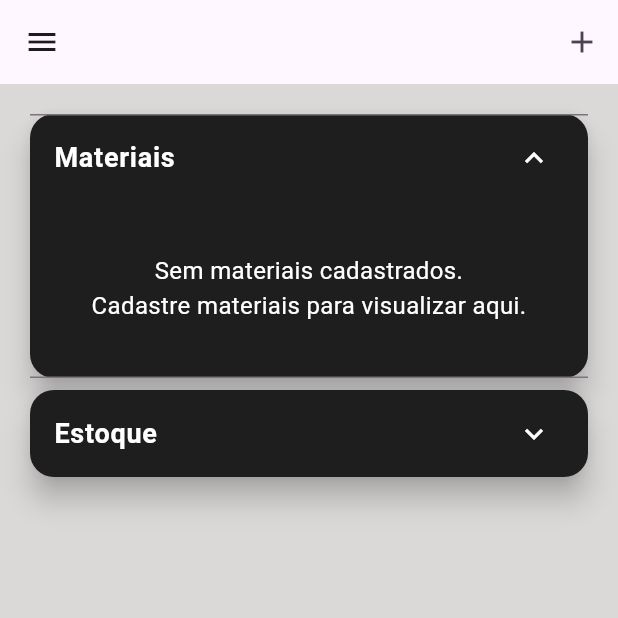
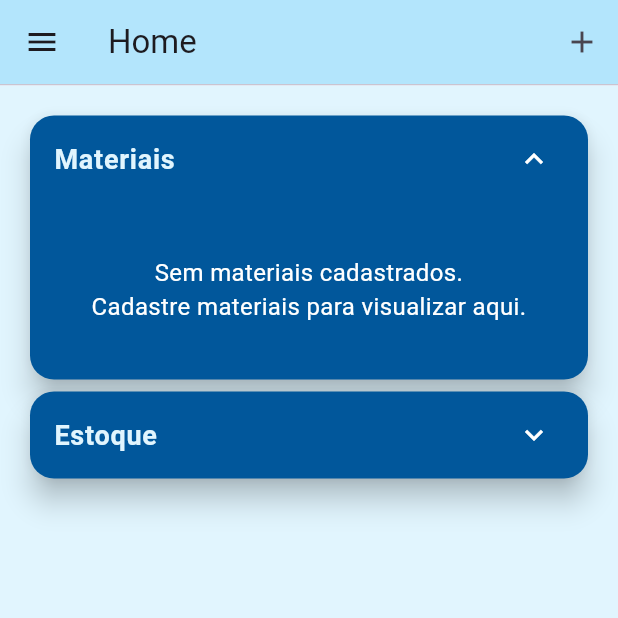
Before and after one commit to TempestTH/Sistema-de_Gerenciamento_Empresarial-Flutter., a Flutter app: the screen it shows after launch, after a tap on "Materiais", on a phone screen of 412 x 824 dp, the top half of it. Run offline on Flutter 3.47's test engine with Material 3 defaults, Android fonts, the phone set to English and light mode, and no system bars; our stand-ins replace data_table_2, supabase_flutter; accounts and stored records are empty.

Commit message:
Mudança de desing

```diff
--- a/lib/Control/main.dart
+++ b/lib/Control/main.dart
@@ -5,6 +5,7 @@ import 'package:supabase_flutter/supabase_flutter.dart';
 void main() async {
   WidgetsFlutterBinding.ensureInitialized();
 
+
   await Supabase.initialize(
     url: 'https://rfqbxnigjmxfjinhlqbh.supabase.co',
     anonKey: 'sb_publishable_Bk_XyPzUNyef3Qm1ye7p0A_aYpBsuCZ',
--- a/lib/Control/my_app.dart
+++ b/lib/Control/my_app.dart
@@ -3,6 +3,7 @@ import 'package:projeto_elifone/Control/app_controller.dart';
 import 'package:projeto_elifone/pages/HomePage.dart';
 import 'package:flutter_localizations/flutter_localizations.dart';
 import 'package:projeto_elifone/pages/menuRodape.dart';
+import 'package:projeto_elifone/Control/route_observer.dart';
 
 class MyApp extends StatelessWidget {
   @override
@@ -11,11 +12,12 @@ class MyApp extends StatelessWidget {
       animation: AppController.instance,
       builder: (context, child) {
         return MaterialApp(
+          navigatorObservers: [routeObserver],
           debugShowCheckedModeBanner: false,
           initialRoute: 'rodape',
           routes: {
             'HomePage': (context) => MyHomePage(),
-            'rodape': (context) => MenuRodape()
+            'rodape': (context) => MenuRodape(),
           },
           localizationsDelegates: [
             GlobalWidgetsLocalizations.delegate,
--- /dev/null
+++ b/lib/Control/route_observer.dart
@@ -0,0 +1,4 @@
+import 'package:flutter/material.dart';
+
+final RouteObserver<ModalRoute<void>> routeObserver =
+    RouteObserver<ModalRoute<void>>();
--- a/lib/pages/HomePage.dart
+++ b/lib/pages/HomePage.dart
@@ -52,7 +52,7 @@ class _MyHomePageState extends State<MyHomePage> {
   @override
   Widget build(BuildContext context) {
     return Scaffold(
-      backgroundColor: const Color.fromARGB(255, 219, 216, 216),
+      backgroundColor: const Color(0xFFE1F5FE),
 
       body: loading
           ? const Center(child: CircularProgressIndicator())
@@ -62,17 +62,24 @@ class _MyHomePageState extends State<MyHomePage> {
                 child: Column(
                   children: [
                     Card(
-                      color: const Color(0xFF1E1E1E),
+                      clipBehavior: Clip.antiAlias,
+                      color: const Color(0xFF01579B),
                       shape: RoundedRectangleBorder(
                         borderRadius: BorderRadius.circular(16),
                       ),
                       elevation: 8,
 
+                      child: Theme(
+                        data: Theme.of(context).copyWith(
+                          hoverColor: Color(0xFF0277BD),
+                          dividerColor:
+                              Colors.transparent, // 🚫 remove as linhas
+                        ),
                         child: ExpansionTile(
                           title: const Text(
                             "Materiais",
                             style: TextStyle(
-                            color: Colors.white,
+                              color: Color(0xFFE1F5FE),
                               fontSize: 18,
                               fontWeight: FontWeight.bold,
                             ),
@@ -102,18 +109,25 @@ class _MyHomePageState extends State<MyHomePage> {
                           ],
                         ),
                       ),
+                    ),
                     Card(
-                      color: const Color(0xFF1E1E1E),
+                      color: const Color(0xFF01579B),
                       shape: RoundedRectangleBorder(
                         borderRadius: BorderRadius.circular(16),
                       ),
                       elevation: 8,
-
+                      clipBehavior: Clip.antiAlias,
+                      child: Theme(
+                        data: Theme.of(context).copyWith(
+                          hoverColor: Color(0xFF0277BD),
+                          dividerColor:
+                              Colors.transparent, // 🚫 remove as linhas
+                        ),
                         child: ExpansionTile(
                           title: const Text(
                             "Estoque",
                             style: TextStyle(
-                            color: Colors.white,
+                              color: Color(0xFFE1F5FE),
                               fontSize: 18,
                               fontWeight: FontWeight.bold,
                             ),
@@ -143,6 +157,7 @@ class _MyHomePageState extends State<MyHomePage> {
                           ],
                         ),
                       ),
+                    ),
                   ],
                 ),
               ),
--- a/lib/pages/adicionarEstoque.dart
+++ b/lib/pages/adicionarEstoque.dart
@@ -1,11 +1,14 @@
 import 'package:flutter/material.dart';
+import 'package:projeto_elifone/Control/route_observer.dart';
 import 'package:projeto_elifone/model/estoque_model.dart';
 import 'package:projeto_elifone/services/supabase_material_service.dart';
 import 'package:projeto_elifone/services/supabase_estoque_service.dart';
+import 'package:projeto_elifone/widgets/modal_quantidade_material.dart';
 
 class AdicionarEstoquePage extends StatefulWidget {
   final bool Entrada;
   final bool Saida;
+
   const AdicionarEstoquePage({
     super.key,
     required this.Entrada,
@@ -16,16 +19,18 @@ class AdicionarEstoquePage extends StatefulWidget {
   State<AdicionarEstoquePage> createState() => _AdicionarEstoquePageState();
 }
 
-class _AdicionarEstoquePageState extends State<AdicionarEstoquePage> {
+class _AdicionarEstoquePageState extends State<AdicionarEstoquePage>
+    with RouteAware {
   final SupabaseMaterialService materialService = SupabaseMaterialService();
   final SupabaseEstoqueService estoqueService = SupabaseEstoqueService();
 
   List<dynamic> materiais = [];
   List<dynamic> materiaisFiltrados = [];
+  List<dynamic> materiaisSelecionados = [];
 
-  dynamic materialSelecionado;
+  Map<int, TextEditingController> quantidadesPorMaterial = {};
+
   final TextEditingController buscaController = TextEditingController();
-  final TextEditingController quantidadeController = TextEditingController();
 
   bool loading = true;
   bool salvando = false;
@@ -36,42 +41,86 @@ class _AdicionarEstoquePageState extends State<AdicionarEstoquePage> {
     carregarMateriais();
   }
 
+  @override
+  void didChangeDependencies() {
+    super.didChangeDependencies();
+    routeObserver.subscribe(this, ModalRoute.of(context)!);
+  }
+
+  // 🔥 SEMPRE que voltar para esta tela
+  @override
+  void didPopNext() {
+    carregarMateriais();
+  }
+
+  @override
+  void dispose() {
+    routeObserver.unsubscribe(this);
+    buscaController.dispose();
+    for (final controller in quantidadesPorMaterial.values) {
+      controller.dispose();
+    }
+    super.dispose();
+  }
+
   Future<void> carregarMateriais() async {
-    try {
     final data = await materialService.listar();
     setState(() {
       materiais = data;
       materiaisFiltrados = data;
       loading = false;
     });
-    } catch (e) {
-      loading = false;
-    }
   }
 
   void filtrarMateriais(String value) {
     setState(() {
       materiaisFiltrados = materiais.where((m) {
-        final nome = m.nome.toString().toLowerCase();
-        return nome.contains(value.toLowerCase());
+        return m.nome.toLowerCase().contains(value.toLowerCase());
       }).toList();
     });
   }
 
-  Future<void> salvar() async {
-    if (materialSelecionado == null) return;
-    if (quantidadeController.text.isEmpty) return;
+  void toggleMaterial(dynamic material) {
+    setState(() {
+      if (materiaisSelecionados.contains(material)) {
+        materiaisSelecionados.remove(material);
+        quantidadesPorMaterial.remove(material.id);
+      } else {
+        materiaisSelecionados.add(material);
+        quantidadesPorMaterial[material.id] = TextEditingController();
+      }
+    });
+  }
 
+  void abrirModalConfirmacao() {
+    if (materiaisSelecionados.isEmpty) return;
+
+    showDialog(
+      context: context,
+      barrierDismissible: false,
+      builder: (_) => ModalQuantidadeMaterial(
+        materiaisSelecionados: materiaisSelecionados,
+        controllers: quantidadesPorMaterial,
+        carregando: salvando,
+        onConfirmar: confirmarAlteracoes,
+      ),
+    );
+  }
+
+  Future<void> confirmarAlteracoes() async {
     setState(() => salvando = true);
 
-    final int materialId = materialSelecionado.id;
-    final int quantidade = int.parse(quantidadeController.text);
+    try {
+      for (var material in materiaisSelecionados) {
+        final controller = quantidadesPorMaterial[material.id]!;
+        if (controller.text.isEmpty) continue;
 
-    try {
-      // 1️⃣ Inserir no estoque
+        final int quantidade = int.parse(controller.text);
+        final int quantidadeAtual = material.quantidade ?? 0;
+
         await estoqueService.inserir(
           EstoqueModel(
-          idMaterial: materialId,
+            idMaterial: material.id,
             quantidade: quantidade,
             entrada: widget.Entrada,
             saida: widget.Saida,
@@ -79,122 +128,87 @@ class _AdicionarEstoquePageState extends State<AdicionarEstoquePage> {
           ),
         );
 
-      // 2️⃣ Atualizar quantidade do material
-      final int novoTotal;
-      final int quantidadeAtual = materialSelecionado.quantidade ?? 0;
-      if (widget.Entrada) {
-        novoTotal = quantidadeAtual + quantidade;
-      } else {
-        novoTotal = quantidadeAtual - quantidade;
+        final int novoTotal = widget.Entrada
+            ? quantidadeAtual + quantidade
+            : quantidadeAtual - quantidade;
+
+        await materialService.atualizarQuantidade(material.id, novoTotal);
       }
-      await materialService.atualizarQuantidade(
-        materialId,
-        novoTotal, // ✅ CORRETO
-      );
-      // Mostra a mensagem de sucesso
+
+      Navigator.pop(context);
+
       ScaffoldMessenger.of(context).showSnackBar(
         SnackBar(
           content: Text(
             widget.Entrada
-                ? "Entrada adicionada com sucesso!"
-                : "Saída adicionada com sucesso!",
+                ? "Entradas adicionadas com sucesso!"
+                : "Saídas adicionadas com sucesso!",
           ),
-          duration: const Duration(seconds: 2),
         ),
       );
 
-      // Limpa os campos
-      quantidadeController.clear();
-      setState(() {
-        materialSelecionado = null;
-      });
+      materiaisSelecionados.clear();
+      quantidadesPorMaterial.clear();
 
-      // Recarrega a lista de materiais
       carregarMateriais();
-      salvando = false;
-    } catch (e) {
+    } finally {
       setState(() => salvando = false);
-      ScaffoldMessenger.of(context).showSnackBar(
-        SnackBar(
-          content: Text('Erro inesperado'),
-          duration: const Duration(seconds: 2),
-        ),
-      );
     }
   }
 
   @override
   Widget build(BuildContext context) {
     return Scaffold(
-      appBar: AppBar(title: const Text("Adicionar ao Estoque")),
+      backgroundColor: const Color(0xFFE1F5FE),
       body: loading
           ? const Center(child: CircularProgressIndicator())
           : Padding(
               padding: const EdgeInsets.all(16),
               child: Column(
-                crossAxisAlignment: CrossAxisAlignment.start,
                 children: [
-                  const Text("Pesquisar Material"),
                   TextField(
-                    controller: buscaController,
                     onChanged: filtrarMateriais,
                     decoration: const InputDecoration(
-                      hintText: "Digite o nome do material...",
+                      prefixIcon: Icon(Icons.search),
+                      hintText: "Pesquisar material...",
                     ),
                   ),
+                  const SizedBox(height: 16),
+                  Expanded(
+                    child: Container(
+                      decoration: BoxDecoration(
+                        color: const Color(0xFF01579B),
+                        borderRadius: BorderRadius.circular(16),
+                      ),
+                      child: ListView.builder(
+                        itemCount: materiaisFiltrados.length,
+                        itemBuilder: (_, index) {
+                          final material = materiaisFiltrados[index];
+                          final selecionado = materiaisSelecionados.contains(
+                            material,
+                          );
 
-                  const SizedBox(height: 16),
-
-                  Expanded(
-                    child: materiaisFiltrados.isEmpty
-                        ? const Center(
-                            child: Text("Nenhum material encontrado"),
-                          )
-                        : ListView.builder(
-                            itemCount: materiaisFiltrados.length,
-                            itemBuilder: (context, index) {
-                              final item = materiaisFiltrados[index];
-                              return ListTile(
-                                title: Text(item.nome),
-                                selectedTileColor: Colors.grey.shade300,
-                                subtitle: Text(
-                                  "Quantidade atual: ${item.quantidade ?? 0}",
+                          return CheckboxListTile(
+                            value: selecionado,
+                            onChanged: (_) => toggleMaterial(material),
+                            title: Text(
+                              material.nome,
+                              style: const TextStyle(color: Colors.white),
                             ),
-                                selected: materialSelecionado?.id == item.id,
-                                onTap: () {
-                                  setState(() {
-                                    materialSelecionado = item;
-                                  });
-                                },
+                            controlAffinity: ListTileControlAffinity.trailing,
                           );
                         },
                       ),
                     ),
-
-                  const SizedBox(height: 10),
-                  const Text("Quantidade a adicionar"),
-                  TextField(
-                    controller: quantidadeController,
-                    keyboardType: TextInputType.number,
-                    decoration: const InputDecoration(hintText: "Ex: 10"),
                   ),
-
-                  const SizedBox(height: 20),
-
+                  const SizedBox(height: 16),
                   SizedBox(
                     width: double.infinity,
                     child: ElevatedButton(
-                      onPressed: salvando ? null : salvar,
-                      child: salvando
-                          ? SizedBox(
-                              height: 20,
-                              width: 20,
-                              child: CircularProgressIndicator(
-                                color: Colors.white, // deixa visível no botão
-                                strokeWidth: 2,
-                              ),
-                            )
-                          : const Text("Salvar"),
+                      onPressed: materiaisSelecionados.isEmpty || salvando
+                          ? null
+                          : abrirModalConfirmacao,
+                      child: const Text("Adicionar"),
                     ),
                   ),
                 ],
--- a/lib/pages/menuRodape.dart
+++ b/lib/pages/menuRodape.dart
@@ -13,12 +13,17 @@ class MenuRodape extends StatefulWidget {
 class _MenuRodapeState extends State<MenuRodape> {
   int _op = 0;
   bool _expandMaterial = false;
-
+  final List<String> pageTitles = [
+    'Home',
+    'Entrada de Material',
+    'Saída de Material',
+    'Adicionar Material',
+  ];
   final List<Widget> pages = const [
     MyHomePage(),
     AdicionarEstoquePage(Entrada: true, Saida: false),
     AdicionarEstoquePage(Entrada: false, Saida: true),
-    AdicionarMaterialPage()
+    AdicionarMaterialPage(),
   ];
 
   @override
@@ -26,10 +31,13 @@ class _MenuRodapeState extends State<MenuRodape> {
     final bool isMobile = MediaQuery.of(context).size.width < 800;
 
     return Scaffold(
-      appBar: AppBar(
+      appBar: !isMobile
+          ? null
+          : AppBar(
+              backgroundColor: Color(0xFFB3E5FC),
               title: isMobile
-            ? const SizedBox() // sem título no mobile
-            : const Text('Elifone'),
+                  ? Text(pageTitles[_op]) // sem título no mobile
+                  : const SizedBox(),
 
               // Ícone só no mobile
               actions: isMobile
@@ -58,12 +66,41 @@ class _MenuRodapeState extends State<MenuRodape> {
           if (!isMobile)
             Container(
               width: 260,
-              color: Colors.grey.shade100,
+              color: Colors.lightBlue[200],
               child: _menuContent(isDrawer: false),
             ),
 
           Expanded(
+            child: Column(
+              crossAxisAlignment: CrossAxisAlignment.start,
+              children: [
+                // TÍTULO DA PÁGINA
+                isMobile
+                    ? SizedBox()
+                    : Container(
+                        width: double.infinity,
+                        padding: const EdgeInsets.symmetric(
+                          horizontal: 16,
+                          vertical: 20,
+                        ),
+                        color: const Color(0xFFB3E5FC), // mesma cor da AppBar
+                        child: Text(
+                          pageTitles[_op],
+                          style: const TextStyle(
+                            fontSize: 24,
+                            color: Colors.black87,
+                          ),
+                        ),
+                      ),
+
+                const Divider(height: 1),
+
+                // CONTEÚDO DA PÁGINA
+                Expanded(
                   child: IndexedStack(index: _op, children: pages),
+                ),
+              ],
+            ),
           ),
         ],
       ),
@@ -79,7 +116,7 @@ class _MenuRodapeState extends State<MenuRodape> {
         const Padding(
           padding: EdgeInsets.all(16),
           child: Text(
-            'Menu',
+            'Elifone',
             style: TextStyle(fontSize: 22, fontWeight: FontWeight.bold),
           ),
         ),
@@ -93,20 +130,65 @@ class _MenuRodapeState extends State<MenuRodape> {
   }
 
   Widget _menuItem(IconData icon, String title, int index, bool isDrawer) {
-    return ListTile(
-      leading: Icon(icon),
-      title: Text(title),
-      selected: _op == index,
+    final bool selecionado = _op == index;
+    return _menuWrapper(
+      child: Container(
+        decoration: BoxDecoration(
+          color: selecionado
+              ? const Color(0xFFB3E5FC) // cor quando selecionado
+              : Colors.transparent,
+          borderRadius: BorderRadius.circular(12),
+        ),
+        child: ListTile(
+          leading: Icon(
+            icon,
+            color: selecionado ? const Color(0xFF0D47A1) : null,
+          ),
+          title: Text(
+            title,
+            style: TextStyle(
+              color: selecionado ? const Color(0xFF0D47A1) : null,
+              fontWeight: selecionado ? FontWeight.w600 : FontWeight.normal,
+            ),
+          ),
           onTap: () {
             setState(() => _op = index);
             if (isDrawer) Navigator.pop(context);
           },
+        ),
+      ),
     );
   }
 
   Widget _submenuMaterial(bool isDrawer, String text) {
-    return ExpansionTile(
-      leading: const Icon(Icons.settings),
+    final bool materialSelecionado = (_op == 1 || _op == 2 || _op == 3);
+    final bool destacarMaterial = materialSelecionado && !_expandMaterial;
+    return _menuWrapper(
+      child: Container(
+        decoration: BoxDecoration(
+          color: destacarMaterial
+              ? const Color(0xFFB3E5FC)
+              : Colors.transparent,
+          border: Border.all(
+            color: _expandMaterial
+                ? const Color(0xFF0D47A1)
+                : Colors.transparent,
+          ),
+          borderRadius: BorderRadius.circular(12),
+        ),
+        child: Theme(
+          data: Theme.of(context).copyWith(
+            dividerColor: Colors.transparent, // 🚫 remove as linhas
+          ),
+          child: ExpansionTile(
+            backgroundColor: Colors.transparent,
+            collapsedBackgroundColor: Colors.transparent,
+            tilePadding: const EdgeInsets.symmetric(horizontal: 16),
+            childrenPadding: const EdgeInsets.only(bottom: 8),
+            leading: Icon(
+              Icons.settings,
+              color: _expandMaterial ? const Color(0xFF0D47A1) : null,
+            ),
             title: Text(text),
             initiallyExpanded: _expandMaterial,
             onExpansionChanged: (value) {
@@ -117,19 +199,48 @@ class _MenuRodapeState extends State<MenuRodape> {
               _submenuItem('Saida', 2, isDrawer, Icons.output),
               _submenuItem('Adicionar', 3, isDrawer, Icons.add),
             ],
+          ),
+        ),
+      ),
     );
   }
 
   Widget _submenuItem(String title, int index, bool isDrawer, IconData icon) {
-    return ListTile(
-      leading: Icon(icon),
-      contentPadding: const EdgeInsets.only(left: 72),
-      title: Text(title),
-      selected: _op == index,
+    final bool selecionado = _op == index;
+    return _menuWrapper(
+      child: Container(
+        decoration: BoxDecoration(
+          color: selecionado
+              ? const Color(0xFFB3E5FC) // cor quando selecionado
+              : Colors.transparent,
+          borderRadius: BorderRadius.circular(12),
+        ),
+        child: ListTile(
+          contentPadding: const EdgeInsets.only(left: 32),
+          leading: Icon(
+            icon,
+            color: selecionado ? const Color(0xFF0D47A1) : null,
+          ),
+          title: Text(
+            title,
+            style: TextStyle(
+              color: selecionado ? const Color(0xFF0D47A1) : null,
+              fontWeight: selecionado ? FontWeight.w600 : FontWeight.normal,
+            ),
+          ),
           onTap: () {
             setState(() => _op = index);
             if (isDrawer) Navigator.pop(context);
           },
+        ),
+      ),
+    );
+  }
+
+  Widget _menuWrapper({required Widget child}) {
+    return Padding(
+      padding: const EdgeInsets.symmetric(horizontal: 8, vertical: 4),
+      child: ClipRRect(borderRadius: BorderRadius.circular(12), child: child),
     );
   }
 }
```
Also changed, not shown: lib/widgets/estoque_table.dart (+7 -7 lines), lib/widgets/materiais_table.dart (+26 -11 lines), lib/widgets/modal_quantidade_material.dart (added, +60 -0 lines). Lines whose indentation alone changed are shown as unchanged.
